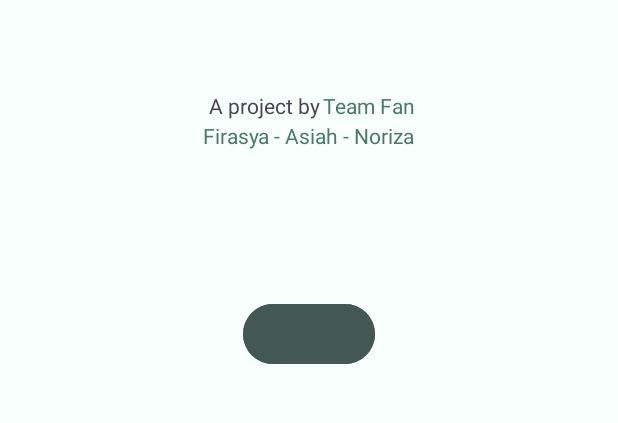
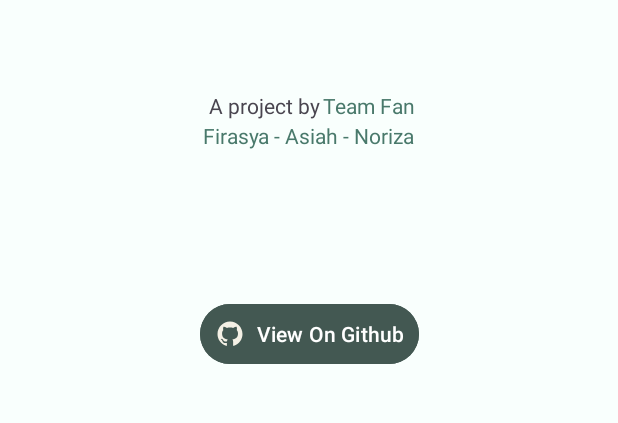
Before and after one commit to syiffanoriza/PlantPedia, an Android app: the AboutPageActivity screen opened directly, with no data from a screen before it, on a phone screen of 412 x 824 dp, the part 509-932 px from its top. Run offline under Robolectric (Android 15) with nearby library versions, the phone set to English and light mode, and no system bars.

Commit message:
Modified Github Button on AboutPageActivity

```diff
--- /dev/null
+++ b/app/src/main/res/drawable/ic_github.xml
@@ -0,0 +1,9 @@
+<vector xmlns:android="http://schemas.android.com/apk/res/android"
+    android:width="20dp"
+    android:height="20dp"
+    android:viewportWidth="20"
+    android:viewportHeight="20">
+  <path
+      android:pathData="M10.001,1.667C5.397,1.667 1.667,5.396 1.667,10C1.666,11.749 2.216,13.455 3.239,14.874C4.262,16.293 5.705,17.354 7.365,17.907C7.782,17.979 7.938,17.729 7.938,17.51C7.938,17.313 7.927,16.657 7.927,15.958C5.834,16.344 5.292,15.448 5.126,14.979C5.032,14.739 4.626,14 4.272,13.802C3.98,13.646 3.563,13.26 4.261,13.25C4.917,13.239 5.386,13.854 5.542,14.104C6.292,15.364 7.49,15.01 7.969,14.792C8.042,14.25 8.261,13.886 8.501,13.678C6.647,13.469 4.709,12.75 4.709,9.563C4.709,8.656 5.032,7.907 5.563,7.323C5.48,7.115 5.188,6.261 5.647,5.115C5.647,5.115 6.344,4.896 7.938,5.968C8.617,5.78 9.318,5.686 10.022,5.688C10.73,5.688 11.438,5.781 12.105,5.968C13.699,4.885 14.397,5.115 14.397,5.115C14.855,6.261 14.563,7.115 14.48,7.323C15.011,7.907 15.334,8.646 15.334,9.563C15.334,12.761 13.387,13.469 11.533,13.678C11.834,13.938 12.095,14.438 12.095,15.219C12.095,16.333 12.084,17.229 12.084,17.511C12.084,17.729 12.241,17.989 12.658,17.906C14.311,17.347 15.749,16.284 16.767,14.866C17.785,13.448 18.333,11.746 18.333,10C18.333,5.396 14.604,1.667 10,1.667H10.001Z"
+      android:fillColor="#F4F0E5"/>
+</vector>
--- a/app/src/main/res/layout/activity_about_page.xml
+++ b/app/src/main/res/layout/activity_about_page.xml
@@ -39,7 +39,7 @@
         android:layout_height="wrap_content"
         android:text="@string/a_project_by"
         android:layout_marginTop="200dp"
-        android:layout_marginRight="60dp"
+        android:layout_marginEnd="60dp"
         app:layout_constraintEnd_toEndOf="parent"
         app:layout_constraintStart_toStartOf="parent"
         app:layout_constraintTop_toTopOf="@id/iv_about_logo"/>
@@ -51,7 +51,7 @@
         android:text="@string/team_fan"
         android:textColor="@color/green"
         android:layout_marginTop="200dp"
-        android:layout_marginLeft="80dp"
+        android:layout_marginStart="80dp"
         app:layout_constraintEnd_toEndOf="parent"
         app:layout_constraintStart_toStartOf="parent"
         app:layout_constraintTop_toTopOf="@id/iv_about_logo"/>
@@ -72,7 +72,8 @@
         android:id="@+id/btn_github"
         android:layout_width="wrap_content"
         android:layout_height="wrap_content"
-        android:text=""
+        android:drawableLeft="@drawable/ic_github"
+        android:text="@string/btn_txt_github"
         android:backgroundTint="@color/dark_green"
         android:padding="10dp"
         android:layout_marginBottom="120dp"
--- a/app/src/main/res/values/strings.xml
+++ b/app/src/main/res/values/strings.xml
@@ -15,4 +15,5 @@
     <string name="info_app">info app</string>
     <string name="txt_for_you">Books For You</string>
     <string name="img_txt_banner">Homepage Banner</string>
+    <string name="btn_txt_github">View On Github</string>
 </resources>
```
